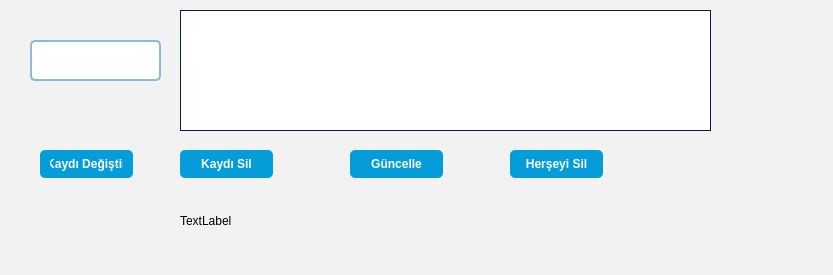
Qt form gui/gelismis_duzenleme.ui (firathdr/Serit-Kontrol) before a commit.
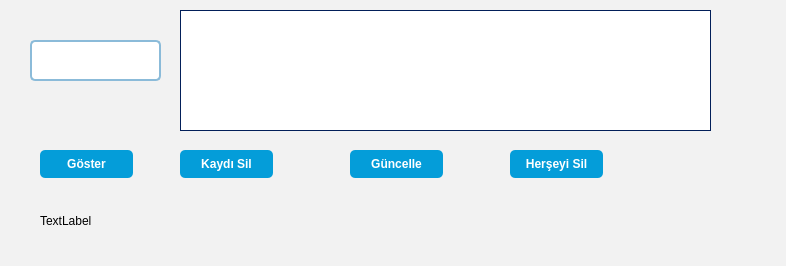
The same form after that commit.

What changed in the file:
```diff
--- a/gui/gelismis_duzenleme.ui
+++ b/gui/gelismis_duzenleme.ui
@@ -6,8 +6,8 @@
    <rect>
     <x>0</x>
     <y>0</y>
-    <width>833</width>
-    <height>275</height>
+    <width>786</width>
+    <height>266</height>
    </rect>
   </property>
   <property name="windowTitle">
@@ -77,7 +77,7 @@
     </rect>
    </property>
    <property name="text">
-    <string>Kaydı Değiştir</string>
+    <string>Göster</string>
    </property>
   </widget>
   <widget class="QPushButton" name="pushButton_2">
@@ -132,9 +132,9 @@
   <widget class="QLabel" name="label">
    <property name="geometry">
     <rect>
-     <x>180</x>
+     <x>40</x>
      <y>200</y>
-     <width>321</width>
+     <width>721</width>
      <height>41</height>
     </rect>
    </property>
```
